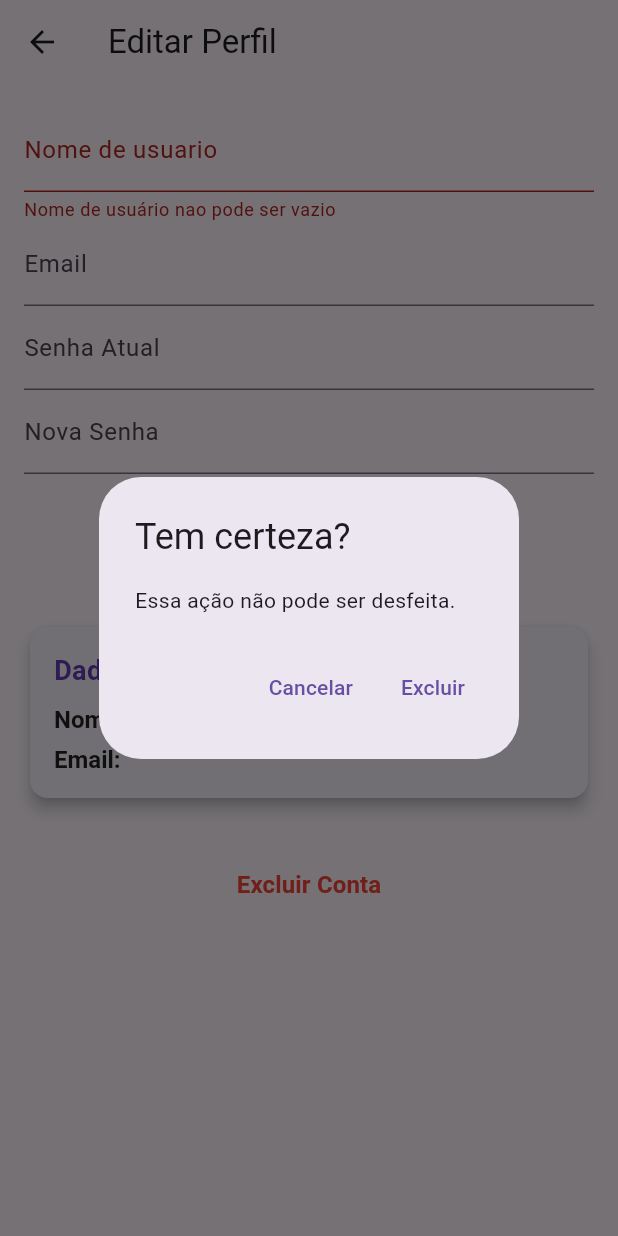
After one commit to RandolfoCarvalho/FlutterAnkiWannabe, a Flutter app: the UserScreen screen opened by its route, after a tap on "Atualizar Perfil", after a tap on "Excluir Conta", on a phone screen of 412 x 824 dp. The commit adds this screen. Run offline on Flutter 3.47's test engine with Material 3 defaults, Android fonts, the phone set to English and light mode, and no system bars; our stand-ins replace cloud_firestore, firebase_auth, firebase_core; accounts and stored records are empty; network calls fail.

Commit message:
feature: Adiciona telas para usuario e metodos

```diff
--- a/anki_wannabe/lib/Controllers/auth_controller.dart
+++ b/anki_wannabe/lib/Controllers/auth_controller.dart
@@ -1,24 +1,25 @@
-/*// controllers/auth_controller.dart
-import '../services/auth_service.dart';
+// controllers/auth_controller.dart
+import 'package:firebase_auth/firebase_auth.dart';
+
+import '../services/firebase_service.dart';
 import '../models/user_model.dart';
 
 class AuthController {
-  final AuthService _authService = AuthService();
+  final FirebaseService _auth = FirebaseService();
 
-  Future<UserModel?> register(String email, String password, String username) {
-    return _authService.register(email, password, username);
+  Future<User?> register(String email, String password, String username) {
+    return _auth.signUpWithEmailAndPassword(email, password, username);
   }
 
-  Future<UserModel?> login(String email, String password) {
-    return _authService.login(email, password);
+  Future<User?> login(String email, String password) {
+    return _auth.signInWithEmailAndPassword(email, password);
   }
 
-  Future<void> logout() {
+  /*Future<void> logout() {
     return _authService.logout();
   }
 
   bool isLoggedIn() {
     return _authService.getCurrentUser() != null;
-  }
+  } */
 }
-*/
--- /dev/null
+++ b/anki_wannabe/lib/Controllers/user_controller.dart
@@ -0,0 +1,37 @@
+import 'package:firebase_auth/firebase_auth.dart';
+import 'package:flutter/material.dart';
+
+import '../services/user_service.dart';
+
+class UserController {
+  final UserService _userService = UserService();
+
+
+  //get
+  Future<Map<String, dynamic>?> getUserProfile() {
+    return _userService.fetchCurrentUserData();
+  }
+  //put
+  Future<bool> updateUserProfile({
+    String? username,
+    String? email,
+    String? currentPassword,
+    String? newPassword,
+  }) {
+    return _userService.updateProfile(
+      username: username,
+      email: email,
+      currentPassword: currentPassword,
+      newPassword: newPassword,
+    );
+  }
+
+ Future<void> deleteAccount() async {
+    try {
+      await _userService.deleteAccount();
+    } catch (e) {
+      // Aqui você pode tratar o erro, talvez mostrando um snackbar, por exemplo.
+      print('Erro ao excluir conta: $e');
+    }
+  }
+}
--- a/anki_wannabe/lib/Services/firebase_service.dart
+++ b/anki_wannabe/lib/Services/firebase_service.dart
@@ -5,12 +5,20 @@ class FirebaseService {
   final FirebaseAuth _auth = FirebaseAuth.instance;
 
 
-Future<User?> signUpWithEmailAndPassword(String email, String password) async {
+Future<User?> signUpWithEmailAndPassword(String email, String password, String username) async {
     try {
       UserCredential credential = await _auth.createUserWithEmailAndPassword(
         email: email,
         password: password,
       );
+
+      //informacoes adicionais (se quiser add mais no futuro)
+      if (credential.user != null) {
+        await FirebaseFirestore.instance.collection('users').doc(credential.user!.uid).set({
+          'username': username,
+          'createdAt': FieldValue.serverTimestamp(),
+        });
+      }
       return credential.user;
     } catch (e) {
       print("Erro no login: $e");
--- /dev/null
+++ b/anki_wannabe/lib/Services/user_service.dart
@@ -0,0 +1,94 @@
+// services/user_service.dart
+import 'package:cloud_firestore/cloud_firestore.dart';
+import 'package:firebase_auth/firebase_auth.dart';
+import 'package:flutter/material.dart';
+
+class UserService {
+  final FirebaseAuth _auth = FirebaseAuth.instance;
+  final FirebaseFirestore _firestore = FirebaseFirestore.instance;
+
+  Future<Map<String, dynamic>?> fetchCurrentUserData() async {
+    try {
+
+      User? currentUser = _auth.currentUser;
+      if (currentUser != null) {
+        DocumentSnapshot userDoc = await _firestore
+            .collection('users')
+            .doc(currentUser.uid)
+            .get();
+
+        return {
+          'id': currentUser.uid,
+          'email': currentUser.email,
+          'username': userDoc.get('username') ?? ''
+        };
+      }
+      return null;
+    } catch (e) {
+      print('Erro ao buscar dados do usuário: $e');
+      return null;
+    }
+  }
+
+  Future<bool> updateProfile({
+    String? username,
+    String? email,
+    String? currentPassword,
+    String? newPassword,
+  }) async {
+    try {
+      User? currentUser = _auth.currentUser;
+      if (currentUser == null) return false;
+
+      // Atualiza username no Firestore
+      if (username != null) {
+        await _firestore
+            .collection('users')
+            .doc(currentUser.uid)
+            .update({'username': username});
+      }
+
+      // Reauthentication para mudanças sensíveis
+      if ((email != null || newPassword != null) && currentPassword != null) {
+        AuthCredential credential = EmailAuthProvider.credential(
+          email: currentUser.email!,
+          password: currentPassword,
+        );
+        await currentUser.reauthenticateWithCredential(credential);
+
+        // Atualiza email
+        if (email != null) {
+          await currentUser.verifyBeforeUpdateEmail(email);
+        }
+
+        // Atualiza senha
+        if (newPassword != null) {
+          await currentUser.updatePassword(newPassword);
+        }
+      }
+
+      return true;
+    } catch (e) {
+      print('Erro ao atualizar perfil: $e');
+      return false;
+    }
+  }
+
+  Future<void> deleteAccount() async {
+  try {
+    User? currentUser = _auth.currentUser;
+    if (currentUser == null) {
+      throw Exception('Usuário não autenticado');
+    }
+
+    // Deletar documento do usuário no Firestore
+    await _firestore.collection('users').doc(currentUser.uid).delete();
+
+    // Deletar conta de autenticação
+    await currentUser.delete();
+  } on FirebaseException catch (e) {
+    debugPrint("Failed with error '${e.code}': ${e.message}");
+    throw Exception(e.message);
+  }
+}
+}
--- a/anki_wannabe/lib/View/Home_screen.dart
+++ b/anki_wannabe/lib/View/Home_screen.dart
@@ -1,4 +1,5 @@
 // screens/home_screen.dart
+import 'package:anki_wannabe/View/User_screen.dart';
 import 'package:flutter/material.dart';
 import '../controllers/auth_controller.dart';
 import 'login_screen.dart';
@@ -26,7 +27,7 @@ class HomeScreen extends StatelessWidget {
           crossAxisAlignment: CrossAxisAlignment.start,
           children: [
             Text(
-              'Bem-vindo!',
+              'Bem-vindo ao Anki Wannabe!',
               style: TextStyle(
                 fontSize: 24,
                 fontWeight: FontWeight.bold,
@@ -56,10 +57,10 @@ class HomeScreen extends StatelessWidget {
                     },
                   ),
                   ListTile(
-                    leading: Icon(Icons.info),
-                    title: Text('Sobre'),
+                    leading: Icon(Icons.person),
+                    title: Text('Editar Perfil'),
                     onTap: () {
-                      // Ação para a opção "Sobre"
+                      Navigator.pushNamed(context, '/user');
                     },
                   ),
                 ],
--- a/anki_wannabe/lib/View/login_screen.dart
+++ b/anki_wannabe/lib/View/login_screen.dart
@@ -1,3 +1,4 @@
+import 'package:anki_wannabe/Controllers/auth_controller.dart';
 import 'package:anki_wannabe/Services/firebase_service.dart';
 import 'package:flutter/material.dart';
 import 'package:firebase_auth/firebase_auth.dart';
@@ -9,7 +10,8 @@ class LoginScreen extends StatefulWidget {
 }
 
 class _LoginScreenState extends State<LoginScreen> {
-  final FirebaseService _auth = FirebaseService();
+  final AuthController _authController = AuthController();
+
   final TextEditingController _emailController = TextEditingController();
   final TextEditingController _passwordController = TextEditingController();
 
@@ -33,7 +35,7 @@ class _LoginScreenState extends State<LoginScreen> {
     );
 
     try {
-      User? user = await _auth.signInWithEmailAndPassword(email, password);
+      User? user = await _authController.login(email, password);
 
       Navigator.of(context).pop();
 
--- a/anki_wannabe/lib/View/register_screen.dart
+++ b/anki_wannabe/lib/View/register_screen.dart
@@ -1,3 +1,4 @@
+import 'package:anki_wannabe/Controllers/auth_controller.dart';
 import 'package:anki_wannabe/Services/firebase_service.dart';
 import 'package:anki_wannabe/View/login_screen.dart';
 import 'package:firebase_auth/firebase_auth.dart';
@@ -11,7 +12,7 @@ class RegisterScreen extends StatefulWidget {
 }
 
 class _RegisterScreenState extends State<RegisterScreen> {
-  final FirebaseService _auth = FirebaseService();
+  final AuthController _authController = AuthController();
 
   TextEditingController _usernameController = TextEditingController();
   TextEditingController _emailController = TextEditingController();
@@ -149,14 +150,13 @@ class _RegisterScreenState extends State<RegisterScreen> {
     String email = _emailController.text;
     String password = _passwordController.text;
 
-    User? user = await _auth.signUpWithEmailAndPassword(email, password);
+    User? user = await _authController.register(email, password, username);
 
     if(user != null) {
-      print("User is sucessfully created");
+      print("User is successfully created");
       Navigator.pushNamed(context, "/home");
     } else {
-      print("Some error occured");
+      print("Some error occurred");
     }
-
   }
 }
--- /dev/null
+++ b/anki_wannabe/lib/View/user_screen.dart
@@ -0,0 +1,291 @@
+// View/User_screen.dart
+import 'package:flutter/material.dart';
+import '../controllers/user_controller.dart';
+
+class UserScreen extends StatefulWidget {
+  @override
+  _UserScreenState createState() => _UserScreenState();
+}
+
+class _UserScreenState extends State<UserScreen> {
+  final UserController _userController = UserController();
+  final _formKey = GlobalKey<FormState>();
+
+  late TextEditingController _usernameController;
+  late TextEditingController _emailController;
+  late TextEditingController _currentPasswordController;
+  late TextEditingController _newPasswordController;
+
+  String _currentUsername = '';
+  String _currentEmail = '';
+  bool _isLoading = true;
+
+  @override
+  void initState() {
+    super.initState();
+    _initControllers();
+    _loadUserData();
+  }
+
+  void _initControllers() {
+    _usernameController = TextEditingController();
+    _emailController = TextEditingController();
+    _currentPasswordController = TextEditingController();
+    _newPasswordController = TextEditingController();
+  }
+
+  void _loadUserData() async {
+    setState(() {
+      _isLoading = true;
+    });
+
+    try {
+      final userData = await _userController.getUserProfile();
+      print("Dados do usuário: $userData");
+
+      if (userData != null) {
+        setState(() {
+          _currentUsername = userData['username'] ?? '';
+          _currentEmail = userData['email'] ?? '';
+          _usernameController.text = _currentUsername;
+          _emailController.text = _currentEmail;
+        });
+      } else {
+        // Se não há usuário autenticado, redireciona pro login
+        Navigator.of(context).pushReplacementNamed('/login');
+      }
+    } catch (e) {
+      ScaffoldMessenger.of(context).showSnackBar(
+        SnackBar(content: Text('Erro ao carregar dados: $e')),
+      );
+      Navigator.of(context).pushReplacementNamed('/login');
+    } finally {
+      setState(() {
+        _isLoading = false;
+      });
+    }
+  }
+
+  void _updateProfile() async {
+    //se formulario valido...
+    if (!_formKey.currentState!.validate()) return;
+
+    setState(() {
+      _isLoading = true;
+    });
+
+    final success = await _userController.updateUserProfile(
+      username: _usernameController.text.trim(),
+      email: _emailController.text.trim() != ''
+        ? _emailController.text.trim()
+        : null,
+      currentPassword: _currentPasswordController.text.trim() != ''
+        ? _currentPasswordController.text.trim()
+        : null,
+      newPassword: _newPasswordController.text.trim() != ''
+        ? _newPasswordController.text.trim()
+        : null,
+    );
+
+    if (success) {
+      // Recarrega os dados do usuário após atualização
+      _loadUserData();
+
+      ScaffoldMessenger.of(context).showSnackBar(
+        SnackBar(content: Text('Perfil atualizado com sucesso!')),
+      );
+
+      // Limpa os campos de senha
+      _currentPasswordController.clear();
+      _newPasswordController.clear();
+    } else {
+      ScaffoldMessenger.of(context).showSnackBar(
+        SnackBar(content: Text('Erro ao atualizar perfil')),
+      );
+    }
+
+    setState(() {
+      _isLoading = false;
+    });
+  }
+
+  @override
+Widget build(BuildContext context) {
+  if (_isLoading) {
+    return Scaffold(
+      body: Center(child: CircularProgressIndicator()),
+    );
+  }
+
+  return Scaffold(
+    appBar: AppBar(title: Text('Editar Perfil')),
+    body: SingleChildScrollView(
+      padding: EdgeInsets.all(16),
+      child: Column(
+        crossAxisAlignment: CrossAxisAlignment.stretch,
+        children: [
+          // Formulário de edição
+          Form(
+            key: _formKey,
+            child: Column(
+              children: [
+                TextFormField(
+                  controller: _usernameController,
+                  decoration: InputDecoration(labelText: 'Nome de usuario'),
+                  validator: (value) => value == null || value.isEmpty
+                      ? 'Nome de usuário nao pode ser vazio'
+                      : null,
+                ),
+                TextFormField(
+                  controller: _emailController,
+                  decoration: InputDecoration(labelText: 'Email'),
+                  validator: (value) => value != null && value.isNotEmpty &&
+                    !RegExp(r'^[\w-\.]+@([\w-]+\.)+[\w-]{2,4}$').hasMatch(value)
+                    ? 'Email inválido'
+                    : null,
+                ),
+                TextFormField(
+                  controller: _currentPasswordController,
+                  obscureText: true,
+                  decoration: InputDecoration(labelText: 'Senha Atual'),
+                  validator: (value) {
+                    if ((_emailController.text.isNotEmpty ||
+                         _newPasswordController.text.isNotEmpty) &&
+                        (value == null || value.isEmpty)) {
+                      return 'Senha atual é necessária para alteracoes';
+                    }
+                    return null;
+                  },
+                ),
+                TextFormField(
+                  controller: _newPasswordController,
+                  obscureText: true,
+                  decoration: InputDecoration(labelText: 'Nova Senha'),
+                  validator: (value) {
+                    if (value != null && value.isNotEmpty && value.length < 6) {
+                      return 'Senha deve ter no mínimo 6 caracteres';
+                    }
+                    return null;
+                  },
+                ),
+                SizedBox(height: 20),
+                ElevatedButton(
+                  onPressed: _updateProfile,
+                  child: Text('Atualizar Perfil'),
+                ),
+              ],
+            ),
+          ),
+
+          // Seção de exibição de dados do usuário
+          SizedBox(height: 30),
+          Card(
+            elevation: 4,
+            child: Padding(
+              padding: const EdgeInsets.all(16.0),
+              child: Column(
+                crossAxisAlignment: CrossAxisAlignment.start,
+                children: [
+                  Text(
+                    'Dados do Usuario',
+                    style: TextStyle(
+                      fontSize: 18,
+                      fontWeight: FontWeight.bold,
+                      color: Colors.deepPurple,
+                    ),
+                  ),
+                  SizedBox(height: 10),
+                  RichText(
+                    text: TextSpan(
+                      style: TextStyle(
+                        fontSize: 16,
+                        color: Colors.black87,
+                      ),
+                      children: [
+                        TextSpan(
+                          text: 'Nome: ',
+                          style: TextStyle(fontWeight: FontWeight.bold),
+                        ),
+                        TextSpan(text: _currentUsername),
+                      ],
+                    ),
+                  ),
+                  SizedBox(height: 8),
+                  RichText(
+                    text: TextSpan(
+                      style: TextStyle(
+                        fontSize: 16,
+                        color: Colors.black87,
+                      ),
+                      children: [
+                        TextSpan(
+                          text: 'Email: ',
+                          style: TextStyle(fontWeight: FontWeight.bold),
+                        ),
+                        TextSpan(text: _currentEmail),
+                      ],
+                    ),
+                  ),
+                ],
+              ),
+            ),
+          ),
+
+          // Botão de excluir conta
+          SizedBox(height: 30),
+          TextButton(
+            onPressed: () {
+              _showDeleteAccountDialog();
+            },
+            child: Text(
+              'Excluir Conta',
+              style: TextStyle(
+                color: Colors.red,
+                fontSize: 16,
+                fontWeight: FontWeight.bold,
+              ),
+            ),
+          ),
+        ],
+      ),
+    ),
+  );
+}
+
+// Método para exibir o alerta de confirmação antes de excluir a conta
+void _showDeleteAccountDialog() {
+  showDialog(
+    context: context,
+    builder: (context) {
+      return AlertDialog(
+        title: Text('Tem certeza?'),
+        content: Text('Essa ação não pode ser desfeita.'),
+        actions: [
+          TextButton(
+            onPressed: () {
+              Navigator.of(context).pop(); // Fecha o alerta
+            },
+            child: Text('Cancelar'),
+          ),
+          TextButton(
+            onPressed: () {
+              // Lógica para excluir a conta do Firebase
+              _userController.deleteAccount();
+              Navigator.of(context).pop(); // Fecha o alerta
+            },
+            child: Text('Excluir'),
+          ),
+        ],
+      );
+    },
+  );
+}
+  @override
+  void dispose() {
+    _usernameController.dispose();
+    _emailController.dispose();
+    _currentPasswordController.dispose();
+    _newPasswordController.dispose();
+    super.dispose();
+  }
+}
--- a/anki_wannabe/lib/main.dart
+++ b/anki_wannabe/lib/main.dart
@@ -1,4 +1,5 @@
-import 'package:anki_wannabe/View/Home_screen.dart';
+import 'package:anki_wannabe/View/User_screen.dart';
+import 'package:anki_wannabe/View/home_screen.dart';
 import 'package:anki_wannabe/View/login_screen.dart';
 import 'package:anki_wannabe/View/register_screen.dart';
 import 'package:firebase_auth/firebase_auth.dart';
@@ -26,6 +27,7 @@ class MyApp extends StatelessWidget {
         '/login': (context) => LoginScreen(),
         //'/register': (context) => RegisterScreen(),
         '/home': (context) => HomeScreen(),
+        '/user': (context) => UserScreen(),
       },
     );
   }
--- a/anki_wannabe/lib/models/user_model.dart
+++ b/anki_wannabe/lib/models/user_model.dart
@@ -5,6 +5,7 @@ class UserModel {
 
   UserModel({required this.uid, required this.email, required this.username});
 
+  //Método para converter objeto Dart em um Map
   Map<String, dynamic> toMap() {
     return {
       'uid': uid,
```
